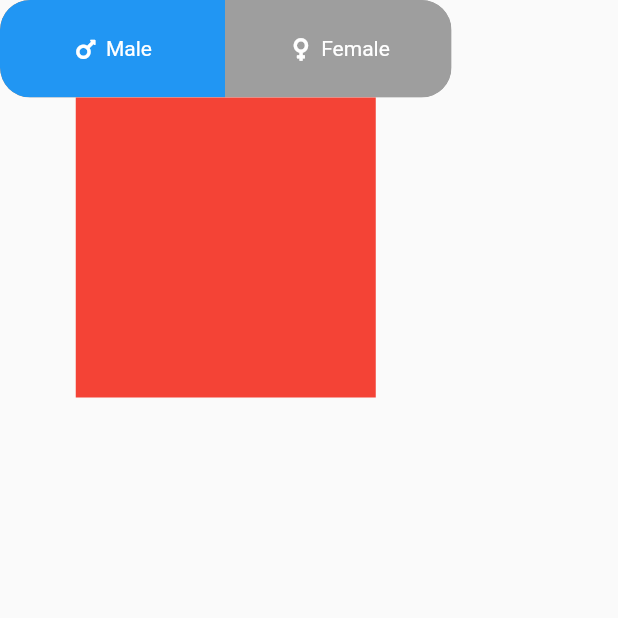
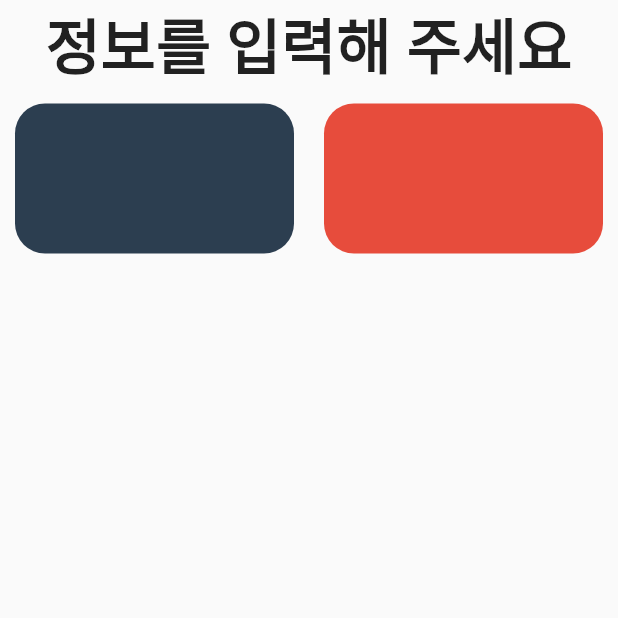
Before and after one commit to diebjackal/BMI_calculator, a Flutter app: the screen it shows after launch, on a phone screen of 412 x 824 dp, the top half of it. Run offline on Flutter 3.47's test engine with Material 2 defaults, Android fonts, the phone set to English and light mode, and no system bars; drawn by our look-alikes of toggle_switch; our stand-ins replace font_awesome_flutter.

Commit message:
input page
input page add two Container

```diff
--- a/bmi_calculator/lib/components/Gender_Select.dart
+++ b/bmi_calculator/lib/components/Gender_Select.dart
@@ -13,6 +13,7 @@ class _GenderSelectViewState extends State<GenderSelectView> {
   Widget build(BuildContext context) {
     return Expanded(
       child: Container(
+        margin: EdgeInsets.symmetric(vertical: 5),
         child: Row(
           children: [
             genderSelect(index: 0),
--- a/bmi_calculator/lib/components/bottom_button.dart
+++ b/bmi_calculator/lib/components/bottom_button.dart
@@ -20,7 +20,7 @@ class BottomButton extends StatelessWidget {
             style: LabelTextStyle,
           ),
         ),
-        color: backgroundColor,
+        decoration: BottomButtonDecoration(),
         width: fullSizeContainer,
         height: 80.0,
       ),
--- a/bmi_calculator/lib/main.dart
+++ b/bmi_calculator/lib/main.dart
@@ -1,6 +1,6 @@
 import 'package:flutter/material.dart';
 import 'package:flutter/services.dart';
-import 'screens/gender_Select_page.dart';
+import 'screens/input_Page.dart';
 
 void main() {
   SystemChrome.setSystemUIOverlayStyle(
@@ -20,7 +20,7 @@ class MyApp extends StatelessWidget {
     return MaterialApp(
       title: 'bmi_Calculator',
       debugShowCheckedModeBanner: false,
-      home: GenderSelect(),
+      home: inputPage(),
     );
   }
 }
--- /dev/null
+++ b/bmi_calculator/lib/screens/input_Page.dart
@@ -0,0 +1,47 @@
+import 'package:bmi_calculator/utilits/container_SIze.dart';
+import 'package:flutter/material.dart';
+
+class inputPage extends StatefulWidget {
+  @override
+  _inputPageState createState() => _inputPageState();
+}
+
+class _inputPageState extends State<inputPage> {
+  @override
+  Widget build(BuildContext context) {
+    return Scaffold(
+      body: Column(
+        children: <Widget>[
+          Text(
+            "정보를 입력해 주세요",
+            style: TextStyle(fontWeight: FontWeight.bold, fontSize: 40),
+          ),
+          Row(
+            children: <Widget>[
+              Expanded(
+                child: Container(
+                  margin: XSizePadding,
+                  height: 100,
+                  decoration: BoxDecoration(
+                    color: Color(0xff2c3e50),
+                    borderRadius: BorderRadius.circular(20),
+                  ),
+                ),
+              ),
+              Expanded(
+                child: Container(
+                  margin: XSizePadding,
+                  decoration: BoxDecoration(
+                    color: Color(0xffe74c3c),
+                    borderRadius: BorderRadius.circular(20),
+                  ),
+                  height: 100,
+                ),
+              ),
+            ],
+          ),
+        ],
+      ),
+    );
+  }
+}
```
Also changed, not shown: bmi_calculator/lib/screens/BMI_mainPage.dart (+3 -7 lines), bmi_calculator/lib/utilits/constants.dart (+10 -0 lines).
